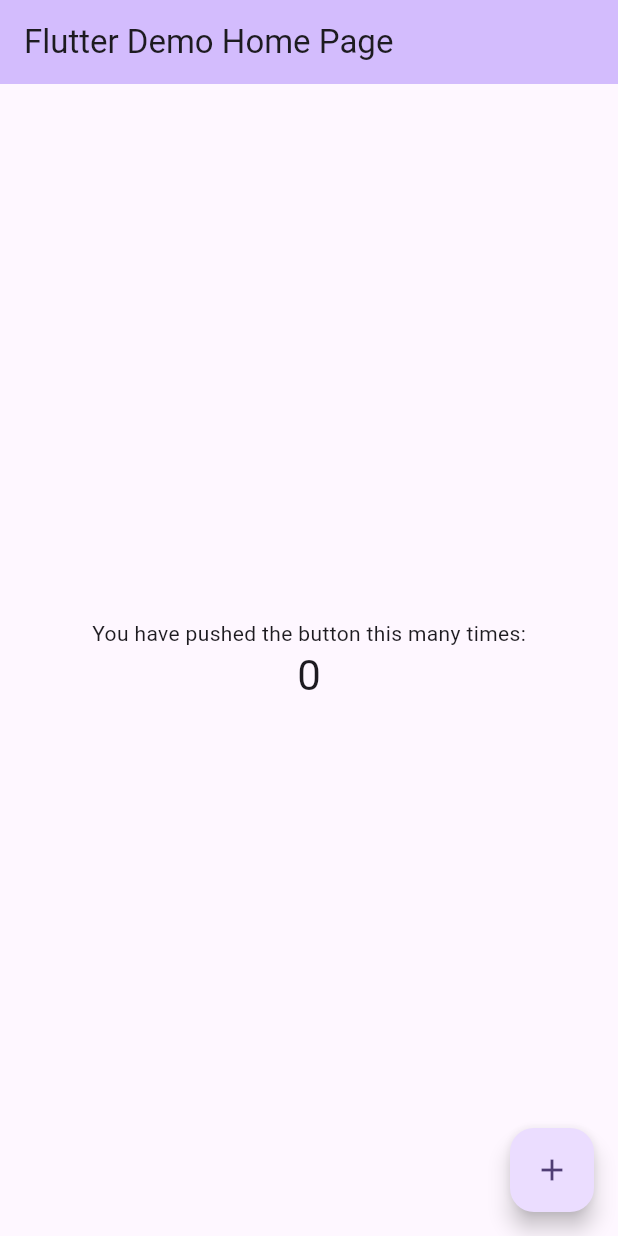
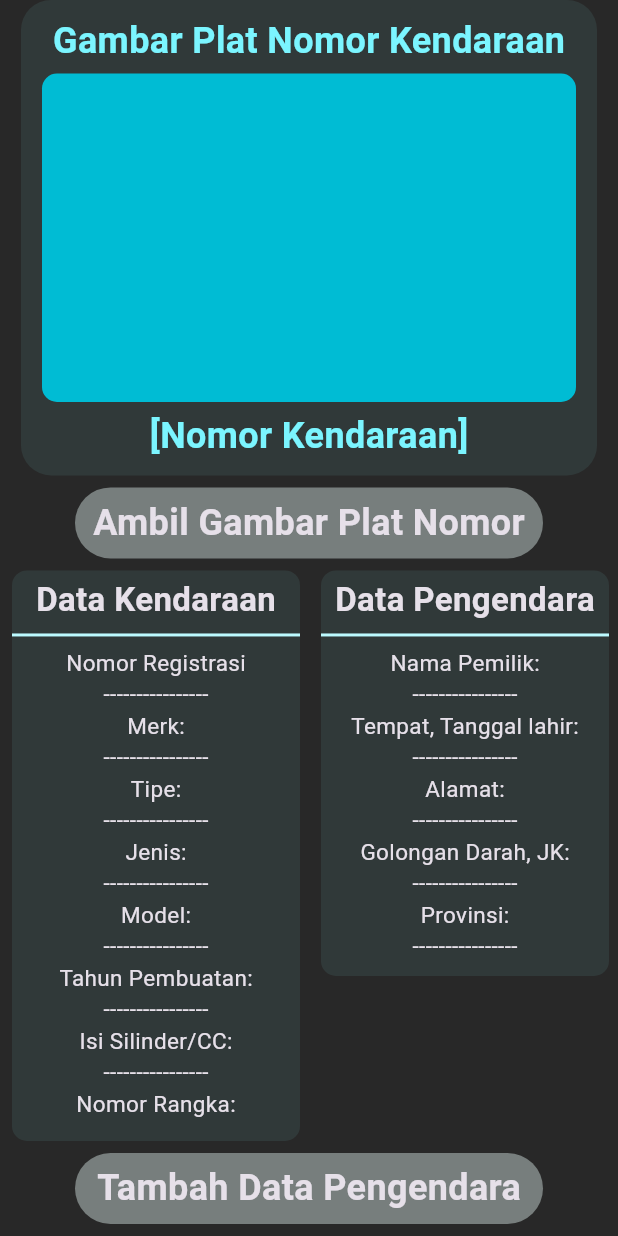
Before and after one commit to dapt21/tubes_pcd, a Flutter app: the screen it shows after launch, on a phone screen of 412 x 824 dp. Run offline on Flutter 3.47's test engine with Material 3 defaults, Android fonts, the phone set to English and light mode, and no system bars; our stand-ins replace google_fonts.

Commit message:
front end 1/2

```diff
--- a/analysis_options.yaml
+++ b/analysis_options.yaml
@@ -7,7 +7,7 @@
 
 # The following line activates a set of recommended lints for Flutter apps,
 # packages, and plugins designed to encourage good coding practices.
-include: package:flutter_lints/flutter.yaml
+#include: package:flutter_lints/flutter.yaml
 
 linter:
   # The lint rules applied to this project can be customized in the
--- /dev/null
+++ b/lib/data_kendaraan.dart
@@ -0,0 +1,54 @@
+import 'package:flutter/material.dart';
+import 'package:google_fonts/google_fonts.dart';
+
+class Data_Kendaraan extends StatefulWidget {
+  const Data_Kendaraan({super.key});
+
+  @override
+  State<Data_Kendaraan> createState() => _Data_KendaraanState();
+}
+
+class _Data_KendaraanState extends State<Data_Kendaraan> {
+  Text text(String teks){
+    return Text(
+      teks,
+      style: GoogleFonts.comicNeue(
+        fontSize: 15,
+      ),
+    );
+  }
+
+  @override
+  Widget build(BuildContext context) {
+    return SingleChildScrollView(
+      child: Column(
+          children: [
+            text('Nomor Registrasi'),
+            text('----------------'),
+            text('Merk:'),
+            text('----------------'),
+            text('Tipe:'),
+            text('----------------'),
+            text('Jenis:'),
+            text('----------------'),
+            text('Model:'),
+            text('----------------'),
+            text('Tahun Pembuatan:'),
+            text('----------------'),
+            text('Isi Silinder/CC:'),
+            text('----------------'),
+            text('Nomor Rangka:'),
+            text('----------------'),
+            text('Nomor Mesin:'),
+            text('----------------'),
+            text('Warna:'),
+            text('----------------'),
+            text('Nomor BPKB'),
+            text('----------------'),
+            text('Kode Lokasi'),
+            text('----------------'),
+          ],
+      ),
+    );
+  }
+}
--- /dev/null
+++ b/lib/data_pengendara.dart
@@ -0,0 +1,38 @@
+import 'package:flutter/material.dart';
+import 'package:google_fonts/google_fonts.dart';
+
+class Data_Pengendara extends StatefulWidget {
+  const Data_Pengendara({super.key});
+
+  @override
+  State<Data_Pengendara> createState() => _Data_PengendaraState();
+}
+
+class _Data_PengendaraState extends State<Data_Pengendara> {
+  Text text(String teks){
+    return Text(
+      teks,
+      style: GoogleFonts.comicNeue(
+        fontSize: 15,
+      ),
+    );
+  }
+
+  @override
+  Widget build(BuildContext context) {
+    return Column(
+      children: [
+        text('Nama Pemilik:'),
+        text('----------------'),
+        text('Tempat, Tanggal lahir:'),
+        text('----------------'),
+        text('Alamat:'),
+        text('----------------'),
+        text('Golongan Darah, JK:'),
+        text('----------------'),
+        text('Provinsi:'),
+        text('----------------'),
+      ],
+    );
+  }
+}
--- a/lib/main.dart
+++ b/lib/main.dart
@@ -1,125 +1,207 @@
-import 'package:flutter/material.dart';
+import "package:flutter/material.dart";
+import "package:google_fonts/google_fonts.dart";
+import "package:tubes_pcd_1301213561/data_kendaraan.dart";
+import "package:tubes_pcd_1301213561/data_pengendara.dart";
+import "package:tubes_pcd_1301213561/pageTambahData.dart";
 
-void main() {
-  runApp(const MyApp());
+void main(){
+  runApp(
+    MaterialApp(
+      debugShowCheckedModeBanner: false,
+      home: HomePage(),
+      theme: ThemeData.dark()
+    )
+  );
 }
 
-class MyApp extends StatelessWidget {
-  const MyApp({super.key});
+class HomePage extends StatefulWidget {
+  const HomePage({super.key});
 
-  // This widget is the root of your application.
+  @override
+  State<HomePage> createState() => _HomePageState();
+}
+
+class _HomePageState extends State<HomePage> {
   @override
   Widget build(BuildContext context) {
-    return MaterialApp(
-      title: 'Flutter Demo',
-      theme: ThemeData(
-        // This is the theme of your application.
-        //
-        // TRY THIS: Try running your application with "flutter run". You'll see
-        // the application has a purple toolbar. Then, without quitting the app,
-        // try changing the seedColor in the colorScheme below to Colors.green
-        // and then invoke "hot reload" (save your changes or press the "hot
-        // reload" button in a Flutter-supported IDE, or press "r" if you used
-        // the command line to start the app).
-        //
-        // Notice that the counter didn't reset back to zero; the application
-        // state is not lost during the reload. To reset the state, use hot
-        // restart instead.
-        //
-        // This works for code too, not just values: Most code changes can be
-        // tested with just a hot reload.
-        colorScheme: ColorScheme.fromSeed(seedColor: Colors.deepPurple),
-        useMaterial3: true,
-      ),
-      home: const MyHomePage(title: 'Flutter Demo Home Page'),
-    );
-  }
-}
-
-class MyHomePage extends StatefulWidget {
-  const MyHomePage({super.key, required this.title});
-
-  // This widget is the home page of your application. It is stateful, meaning
-  // that it has a State object (defined below) that contains fields that affect
-  // how it looks.
-
-  // This class is the configuration for the state. It holds the values (in this
-  // case the title) provided by the parent (in this case the App widget) and
-  // used by the build method of the State. Fields in a Widget subclass are
-  // always marked "final".
-
-  final String title;
-
-  @override
-  State<MyHomePage> createState() => _MyHomePageState();
-}
-
-class _MyHomePageState extends State<MyHomePage> {
-  int _counter = 0;
-
-  void _incrementCounter() {
-    setState(() {
-      // This call to setState tells the Flutter framework that something has
-      // changed in this State, which causes it to rerun the build method below
-      // so that the display can reflect the updated values. If we changed
-      // _counter without calling setState(), then the build method would not be
-      // called again, and so nothing would appear to happen.
-      _counter++;
-    });
-  }
-
-  @override
-  Widget build(BuildContext context) {
-    // This method is rerun every time setState is called, for instance as done
-    // by the _incrementCounter method above.
-    //
-    // The Flutter framework has been optimized to make rerunning build methods
-    // fast, so that you can just rebuild anything that needs updating rather
-    // than having to individually change instances of widgets.
     return Scaffold(
-      appBar: AppBar(
-        // TRY THIS: Try changing the color here to a specific color (to
-        // Colors.amber, perhaps?) and trigger a hot reload to see the AppBar
-        // change color while the other colors stay the same.
-        backgroundColor: Theme.of(context).colorScheme.inversePrimary,
-        // Here we take the value from the MyHomePage object that was created by
-        // the App.build method, and use it to set our appbar title.
-        title: Text(widget.title),
-      ),
-      body: Center(
-        // Center is a layout widget. It takes a single child and positions it
-        // in the middle of the parent.
+      backgroundColor: Color(0xFF282828),
+      body: SafeArea(
         child: Column(
-          // Column is also a layout widget. It takes a list of children and
-          // arranges them vertically. By default, it sizes itself to fit its
-          // children horizontally, and tries to be as tall as its parent.
-          //
-          // Column has various properties to control how it sizes itself and
-          // how it positions its children. Here we use mainAxisAlignment to
-          // center the children vertically; the main axis here is the vertical
-          // axis because Columns are vertical (the cross axis would be
-          // horizontal).
-          //
-          // TRY THIS: Invoke "debug painting" (choose the "Toggle Debug Paint"
-          // action in the IDE, or press "p" in the console), to see the
-          // wireframe for each widget.
-          mainAxisAlignment: MainAxisAlignment.center,
-          children: <Widget>[
-            const Text(
-              'You have pushed the button this many times:',
+          children: [
+            //Gambar Plat Nomor
+            Expanded(
+              flex: 10,
+              child: Container(
+                margin: EdgeInsets.symmetric(horizontal: 14),
+                padding: EdgeInsets.symmetric(vertical: 10),
+                decoration: BoxDecoration(
+                  color: Color(0xFF303939),
+                  borderRadius: BorderRadius.all(Radius.circular(20))
+                ),
+                child: Column(
+                  children: [
+                    Expanded(
+                      flex: 1,
+                      child: Text(
+                        "Gambar Plat Nomor Kendaraan",
+                        style: GoogleFonts.comicNeue(
+                          fontSize: 24,
+                          fontWeight: FontWeight.w600,
+                          color: Color(0xFF7BF5FF)
+                        ),
+                      ),
+                    ),
+                    Expanded(
+                      flex: 7,
+                      child: Container(
+                        margin: EdgeInsets.symmetric(vertical: 6, horizontal: 14),
+                        decoration: BoxDecoration(
+                          borderRadius: BorderRadius.all(Radius.circular(10)),
+                          color: Colors.cyan,
+                        ),
+                      ),
+                    ),
+                    Expanded(
+                      flex: 1,
+                      child: Text(
+                        "[Nomor Kendaraan]",
+                        style: GoogleFonts.comicNeue(
+                          fontSize: 24,
+                          fontWeight: FontWeight.w600,
+                          color: Color(0xFF7BF5FF)
+                        ),
+                      ),
+                    ),
+                  ],
+                ),
+              ),
             ),
-            Text(
-              '$_counter',
-              style: Theme.of(context).textTheme.headlineMedium,
+            //btn Ambil gambar
+            Expanded(
+              flex: 2,
+              child: Container(
+                margin: EdgeInsets.symmetric(vertical: 8, horizontal: 50),
+                padding: EdgeInsets.symmetric(horizontal: 10),
+                alignment: Alignment.center,
+                decoration: BoxDecoration(
+                  color: Color(0xFF777E7D),
+                  borderRadius: BorderRadius.all(Radius.circular(30))
+                ),
+                child: Text(
+                  "Ambil Gambar Plat Nomor",
+                  style: GoogleFonts.comicNeue(
+                    fontSize: 24,
+                    fontWeight: FontWeight.w700,
+                  ),
+                ),
+              ),
+            ),
+            //Data pengendara
+            Expanded(
+              flex: 12,
+              child: Container(
+                child: Row(
+                  mainAxisAlignment: MainAxisAlignment.center,
+                  children: [
+                    //Box Data Kendaraan
+                    Expanded(
+                      flex: 2,
+                      child: Container(
+                        margin: EdgeInsets.only(left: 8, right: 6),
+                        padding: EdgeInsets.symmetric(vertical: 4),
+                        decoration: BoxDecoration(
+                          color: Color(0xFF303939),
+                          borderRadius: BorderRadius.all(Radius.circular(10))
+                        ),
+                        child: Column(
+                          mainAxisAlignment: MainAxisAlignment.start,
+                          crossAxisAlignment: CrossAxisAlignment.center,
+                          children: [
+                            Text(
+                              "Data Kendaraan",
+                              style: GoogleFonts.comicNeue(
+                                fontSize: 22,
+                                fontWeight: FontWeight.w600,
+                              ),
+                            ),
+                            Divider(
+                              color: Color(0xFFBCFAFF),
+                              thickness: 2,
+                            ),
+                            Expanded(
+                              flex: 1,
+                              child: Data_Kendaraan(),
+                            ),
+                          ],
+                        ),
+                      ),
+                    ),
+                    //Box Data Pengendara
+                    Expanded(
+                      flex: 2,
+                      child: Container(
+                        margin: EdgeInsets.only(left: 8, right: 6, bottom: 110),
+                        padding: EdgeInsets.symmetric(vertical: 4),
+                        decoration: BoxDecoration(
+                          color: Color(0xFF303939),
+                          borderRadius: BorderRadius.all(Radius.circular(10))
+                        ),
+                        child: Column(
+                          mainAxisAlignment: MainAxisAlignment.start,
+                          crossAxisAlignment: CrossAxisAlignment.center,
+                          children: [
+                            Text(
+                              "Data Pengendara",
+                              style: GoogleFonts.comicNeue(
+                                fontSize: 22,
+                                fontWeight: FontWeight.w600,
+                              ),
+                            ),
+                            Divider(
+                              color: Color(0xFFBCFAFF),
+                              thickness: 2,
+                            ),
+                            Expanded(
+                              flex: 1,
+                              child: Data_Pengendara(),
+                            ),
+                          ],
+                        ),
+                      ),
+                    ),
+                  ],
+                ),
+              ),
+            ),
+            //btn tambah data
+            Expanded(
+              flex: 2,
+              child: GestureDetector(
+                onTap: (){
+                  Navigator.push(context, MaterialPageRoute(builder: (context) => PageTambahData()));
+                },
+                child: Container(
+                  margin: EdgeInsets.symmetric(vertical: 8, horizontal: 50),
+                  padding: EdgeInsets.symmetric(horizontal: 10),
+                  alignment: Alignment.center,
+                  decoration: BoxDecoration(
+                    color: Color(0xFF777E7D),
+                    borderRadius: BorderRadius.all(Radius.circular(30))
+                  ),
+                  child: Text(
+                    "Tambah Data Pengendara",
+                    style: GoogleFonts.comicNeue(
+                      fontSize: 24,
+                      fontWeight: FontWeight.w700,
+                    ),
+                  ),
+                ),
+              ),
             ),
           ],
         ),
       ),
-      floatingActionButton: FloatingActionButton(
-        onPressed: _incrementCounter,
-        tooltip: 'Increment',
-        child: const Icon(Icons.add),
-      ), // This trailing comma makes auto-formatting nicer for build methods.
     );
   }
 }
--- /dev/null
+++ b/lib/pageTambahData.dart
@@ -0,0 +1,96 @@
+import 'package:flutter/material.dart';
+import 'package:google_fonts/google_fonts.dart';
+
+class PageTambahData extends StatefulWidget {
+  const PageTambahData({super.key});
+
+  @override
+  State<PageTambahData> createState() => _PageTambahDataState();
+}
+
+class _PageTambahDataState extends State<PageTambahData> {
+  @override
+  Widget build(BuildContext context) {
+    return Scaffold(
+      backgroundColor: Color(0xFF282828),
+      body: Column(
+        children: [
+          //box Tambah data
+          Expanded(
+            flex: 2,
+            child: Container(
+              alignment: Alignment.center,
+              padding: EdgeInsets.only(top: 22),
+              decoration: BoxDecoration(
+                color: Color(0xFF303939),
+                borderRadius: BorderRadius.only(bottomLeft: Radius.circular(20), bottomRight: Radius.circular(20))
+              ),
+              child: Row(
+                children: [
+                  IconButton(
+                    onPressed: (){
+                      Navigator.pop(context);
+                    },
+                    icon: Icon(
+                      Icons.arrow_back_rounded,
+                      size: 30,
+                      color: Colors.white,
+                    ),
+                  ),
+                  Expanded(
+                    flex: 1,
+                    child: Container(
+                      margin: EdgeInsets.symmetric(horizontal: 80),
+                      child: Text(
+                        "Tambah Data",
+                        style: GoogleFonts.comicNeue(
+                          fontSize: 26,
+                          fontWeight: FontWeight.w600,
+                        ),
+                      ),
+                    ),
+                  ),
+                ],
+              ),
+            ),
+          ),
+          //box data pengendara
+          Expanded(
+            flex: 1,
+            child: Container(
+              color: Colors.red,
+            ),
+          ),
+          //Form data pengendara
+          Expanded(
+            flex: 6,
+            child: Container(
+              color: Colors.cyan,
+            ),
+          ),
+          //box data kendaraan
+          Expanded(
+            flex: 1,
+            child: Container(
+              color: Colors.red,
+            ),
+          ),
+          //form data kendaraan
+          Expanded(
+            flex: 10,
+            child: Container(
+              color: Colors.cyan,
+            ),
+          ),
+          //btn simpan data
+          Expanded(
+            flex: 2,
+            child: Container(
+              color: Colors.red,
+            ),
+          ),
+        ],
+      ),
+    );
+  }
+}
--- a/pubspec.yaml
+++ b/pubspec.yaml
@@ -28,6 +28,7 @@ environment:
 # the latest version available on pub.dev. To see which dependencies have newer
 # versions available, run `flutter pub outdated`.
 dependencies:
+  google_fonts: ^6.2.1
   flutter:
     sdk: flutter
 
@@ -45,7 +46,7 @@ dev_dependencies:
   # activated in the `analysis_options.yaml` file located at the root of your
   # package. See that file for information about deactivating specific lint
   # rules and activating additional ones.
-  flutter_lints: ^3.0.0
+  #flutter_lints: ^3.0.0
 
 # For information on the generic Dart part of this file, see the
 # following page: https://dart.dev/tools/pub/pubspec
```
Also changed, not shown: pubspec.lock, 3 other files.
